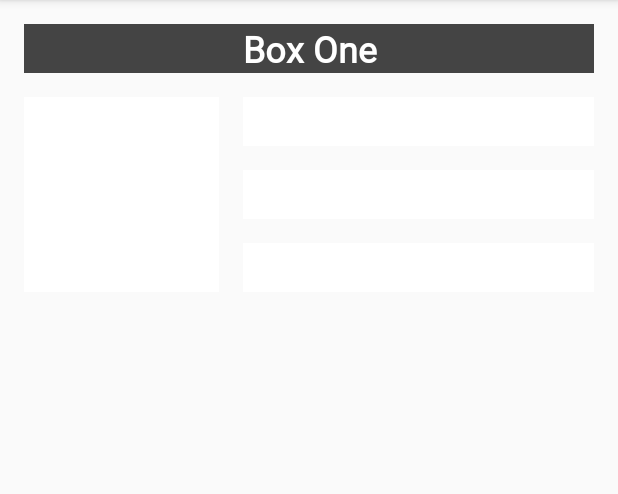
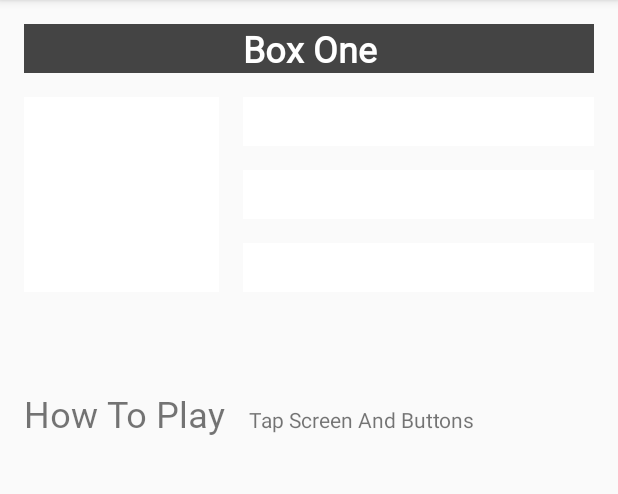
Before and after one commit to LazyDoge/jetpack-kotlin-constraint-layout-ColorMyViews-app, an Android app: the screen it shows after launch (MainActivity), after a tap on "Box One", on a phone screen of 412 x 824 dp, the part 84-578 px from its top. Run offline under Robolectric (Android 15) with nearby library versions, the phone set to English and light mode, and no system bars.

Commit message:
baseline constraint

```diff
--- a/app/src/main/res/layout/activity_main.xml
+++ b/app/src/main/res/layout/activity_main.xml
@@ -72,4 +72,31 @@
         app:layout_constraintStart_toEndOf="@+id/box_two_text"
         app:layout_constraintTop_toBottomOf="@+id/box_four_text" />
 
+    <TextView
+        android:id="@+id/labeled_text"
+        android:layout_width="0dp"
+        android:layout_height="wrap_content"
+        android:layout_marginStart="16dp"
+        android:fontFamily="@font/roboto"
+        android:text="@string/how_to_play"
+        android:textSize="24sp"
+        app:layout_constraintBaseline_toBaselineOf="@+id/info_text"
+        app:layout_constraintStart_toStartOf="parent" />
+
+    <TextView
+        android:id="@+id/info_text"
+        android:layout_width="0dp"
+        android:layout_height="wrap_content"
+        android:layout_marginStart="16dp"
+        android:layout_marginTop="16dp"
+        android:layout_marginEnd="16dp"
+        android:layout_marginBottom="16dp"
+        android:text="@string/tap_boxes_and_buttons"
+        app:layout_constraintBottom_toBottomOf="parent"
+        app:layout_constraintEnd_toEndOf="parent"
+        app:layout_constraintHorizontal_bias="0.0"
+        app:layout_constraintStart_toEndOf="@+id/labeled_text"
+        app:layout_constraintTop_toBottomOf="@+id/box_two_text"
+        app:layout_constraintVertical_bias="0.114" />
+
 </androidx.constraintlayout.widget.ConstraintLayout>
--- a/app/src/main/res/values/strings.xml
+++ b/app/src/main/res/values/strings.xml
@@ -8,4 +8,6 @@
     <string name="button_red">RED</string>
     <string name="button_yellow">YELLOW</string>
     <string name="button_green">GREEN</string>
+    <string name="how_to_play">How To Play</string>
+    <string name="tap_boxes_and_buttons">Tap Screen And Buttons</string>
 </resources>
```
